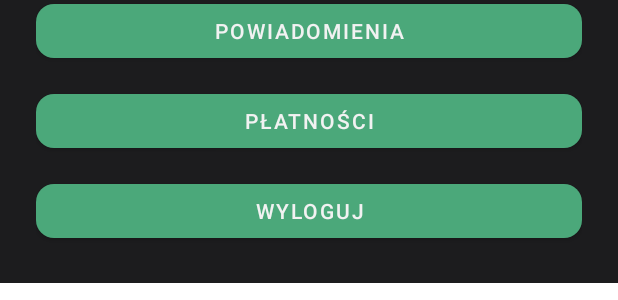
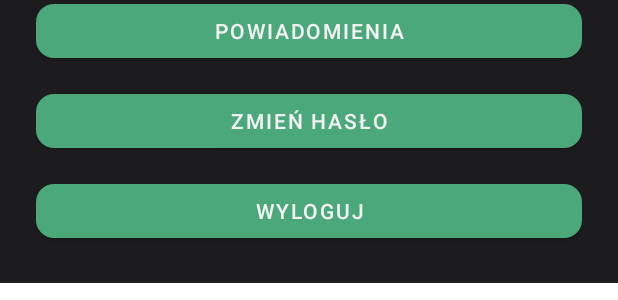
Before and after one commit to Depokalakaier/Freelancer, an Android app: the layout bottom_sheet_profile.xml on its own in the app's theme, with its tools: preview values and no code run, on a phone screen of 412 x 824 dp. Shown: the part 380-680 px from the top of the screen. Run offline under Robolectric (Android 15) with nearby library versions, the phone set to English and light mode, and no system bars.

Commit message:
samemu jak sie robi takie sa efekty

```diff
--- a/app/src/main/res/layout/bottom_sheet_profile.xml
+++ b/app/src/main/res/layout/bottom_sheet_profile.xml
@@ -50,7 +50,7 @@
         android:layout_width="match_parent"
         android:layout_height="wrap_content"
         android:layout_marginBottom="12dp"
-        android:text="Płatności"
+        android:text="Zmień hasło"
         style="@style/FleeklyButton" />
 
     <com.google.android.material.button.MaterialButton
```
